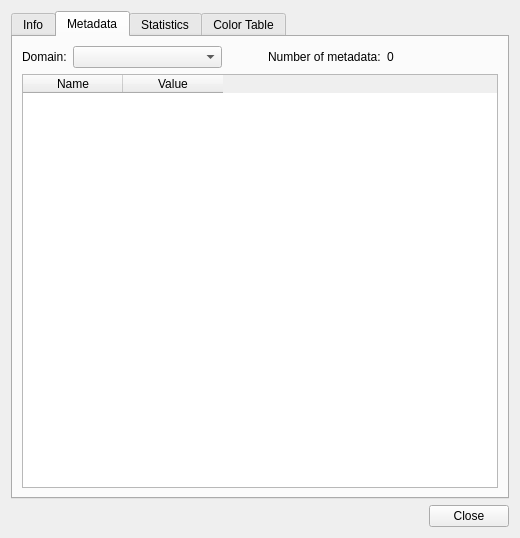
Above: gsdview/gdalbackend/ui/banddialog.ui from avalentino/gsdview before the change. Below: the same form after it.
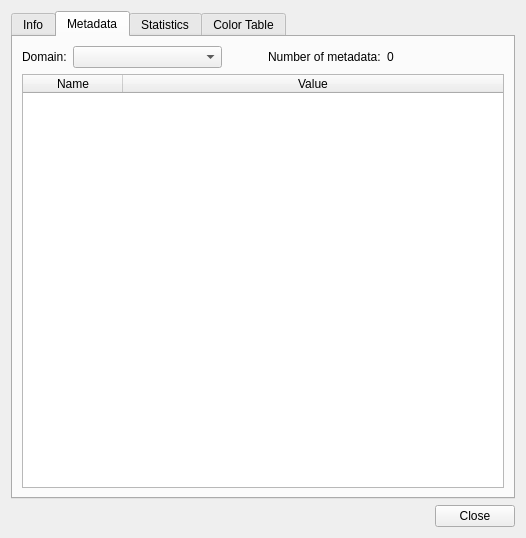
That is the form after the change. The open tabs and pages were chosen to show the change.

Commit message: Impemented generalized context menus for selection and copying from itemviews in GDAL info dialogs. Acouple of helper functions added.

```diff
--- a/gsdview/gdalbackend/ui/banddialog.ui
+++ b/gsdview/gdalbackend/ui/banddialog.ui
@@ -6,7 +6,7 @@
    <rect>
     <x>0</x>
     <y>0</y>
-    <width>520</width>
+    <width>526</width>
     <height>538</height>
    </rect>
   </property>
@@ -798,6 +798,12 @@
          <property name="sortingEnabled">
           <bool>true</bool>
          </property>
+         <attribute name="horizontalHeaderStretchLastSection">
+          <bool>true</bool>
+         </attribute>
+         <attribute name="horizontalHeaderStretchLastSection">
+          <bool>true</bool>
+         </attribute>
          <column>
           <property name="text">
            <string>Name</string>
```
Left out of the diff: 28 changed lines with no effect on the pictures. The commit also changes 3 other files.
